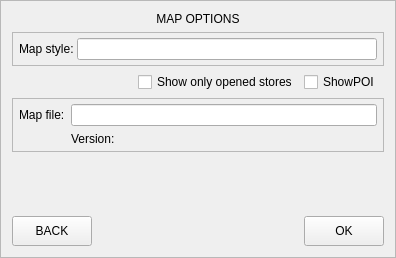
dotevo/Pilocik, file Pilocik/mapoptionswindow.ui: the form before one commit.
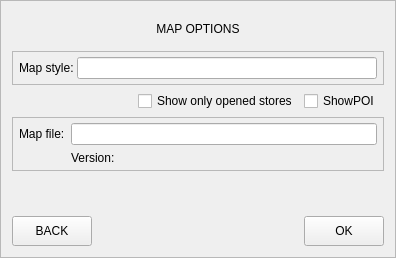
The form after the commit. Custom widgets are drawn as their Qt base class.

```diff
--- a/Pilocik/mapoptionswindow.ui
+++ b/Pilocik/mapoptionswindow.ui
@@ -78,39 +78,26 @@
       <property name="bottomMargin">
        <number>5</number>
       </property>
-      <item row="0" column="0">
+      <item row="1" column="0">
        <widget class="QLabel" name="nearestLabel_2">
         <property name="text">
          <string>Map file:</string>
         </property>
        </widget>
       </item>
-      <item row="1" column="1">
+      <item row="2" column="1">
        <widget class="QLabel" name="label">
         <property name="text">
          <string>Version:</string>
         </property>
        </widget>
       </item>
-      <item row="0" column="1">
+      <item row="1" column="1">
        <widget class="TLineEdit" name="mapFile"/>
       </item>
      </layout>
     </widget>
    </item>
-   <item row="6" column="1">
-    <spacer name="verticalSpacer">
-     <property name="orientation">
-      <enum>Qt::Vertical</enum>
-     </property>
-     <property name="sizeHint" stdset="0">
-      <size>
-       <width>20</width>
-       <height>40</height>
-      </size>
-     </property>
-    </spacer>
-   </item>
    <item row="3" column="2">
     <widget class="QCheckBox" name="checkBox_2">
      <property name="text">
@@ -125,7 +112,7 @@
      </property>
     </widget>
    </item>
-   <item row="7" column="3">
+   <item row="9" column="3">
     <widget class="QPushButton" name="okButton">
      <property name="minimumSize">
       <size>
@@ -138,7 +125,7 @@
      </property>
     </widget>
    </item>
-   <item row="7" column="0">
+   <item row="9" column="0">
     <widget class="QPushButton" name="backButton">
      <property name="minimumSize">
       <size>
@@ -161,6 +148,15 @@
      </property>
     </widget>
    </item>
+   <item row="6" column="0" colspan="4">
+    <widget class="QFrame" name="poiSettings">
+     <layout class="QHBoxLayout" name="horizontalLayout">
+      <item>
+       <layout class="QGridLayout" name="poiLayout"/>
+      </item>
+     </layout>
+    </widget>
+   </item>
   </layout>
  </widget>
  <customwidgets>
```
